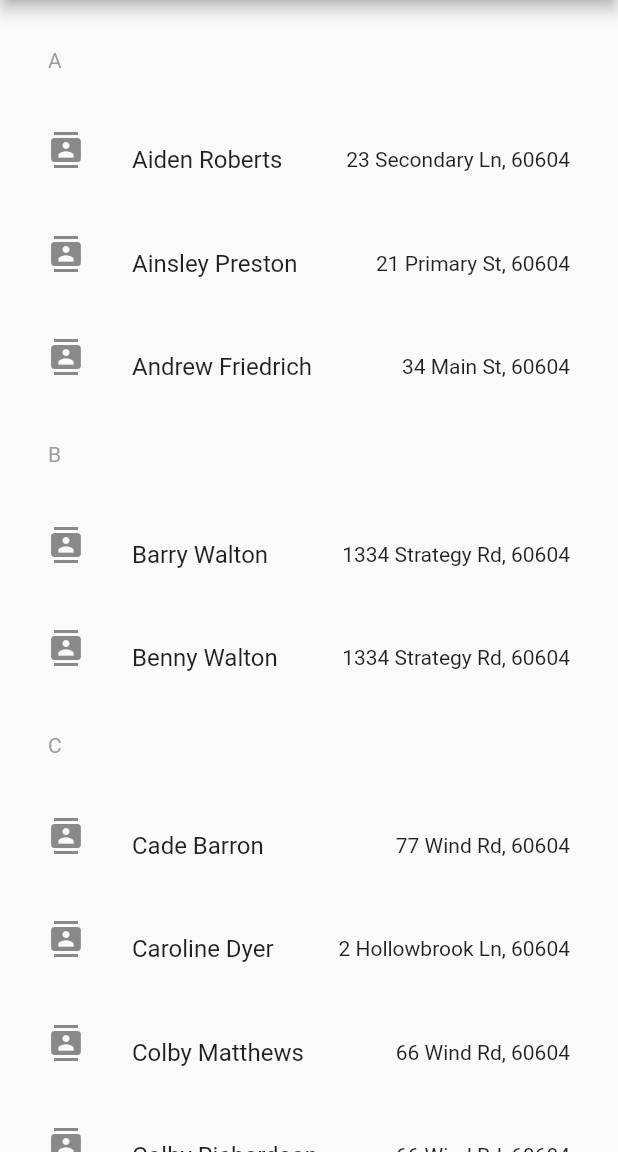
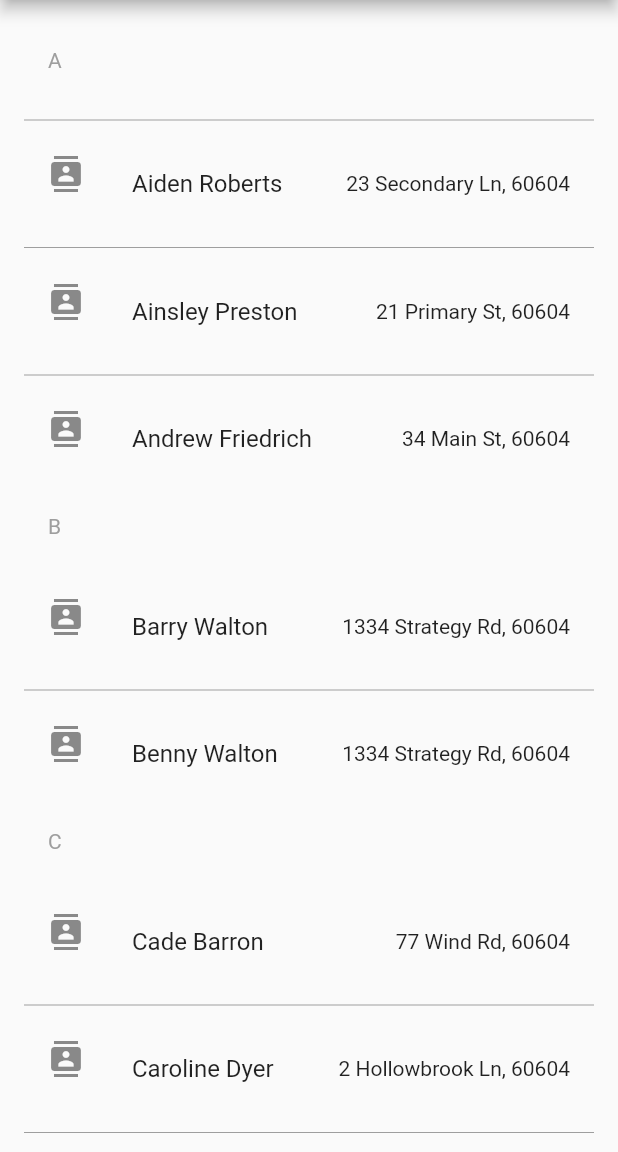
Before and after one commit to Joseph-Supples/flutterproj, a Flutter app: the screen it shows after launch, on a phone screen of 412 x 824 dp, the part 84-1236 px from its top. Run offline on Flutter 3.47's test engine with Material 2 defaults, Android fonts, the phone set to English and light mode, and no system bars.

Commit message:
Modified ItemBuilder to dynamically generate letter dividers

```diff
--- a/lib/main.dart
+++ b/lib/main.dart
@@ -85,36 +85,41 @@ class ContactList extends StatefulWidget {
 
 class _ContactListState extends State<ContactList> {
   var realindex = 0;
+  var lastChar = contacts[0].first_name[0];
   @override
   Widget build(BuildContext context) {
     return ListView.builder(
-      //itemCount accounts for dividers
-      itemCount: contacts.length+3,
+      //itemCount accounts for dividers and prevents going past range.
+      //Num
+      itemCount: contacts.length*2+3,
       padding: const EdgeInsets.all(16.0),
       itemBuilder: (context, index) {
-        if(index==0) {
-          realindex=0;
-          return ListTile(leading: Text('A'), textColor: Colors.grey);
+          if(realindex<contacts.length-1) {
+            if(index == 0)
+            {
+              return ListTile(leading: Text(lastChar), textColor: Colors.grey);
             }
-        if(index==4)
-        {
-            realindex=3;
-            return ListTile(leading: Text('B'), textColor: Colors.grey);
+            if (contacts[realindex + 1].first_name[0] != lastChar) {
+              lastChar = contacts[realindex + 1].first_name[0];
+              return ListTile(leading: Text(lastChar), textColor: Colors.grey);
             }
-        if(index==7)
-        {
-            realindex=5;
-            return ListTile(leading: Text('C'), textColor: Colors.grey);
-        }
-        realindex++;
+            if (index.isOdd) return const Divider(color: Colors.grey);
+            realindex = (index ~/ 2) - 1;
+
+
             return ListTile(
               leading: Icon(Icons.contacts),
-          trailing: Text(contacts[realindex-1].address),
+              trailing: Text(contacts[realindex].address),
               minVerticalPadding: 25,
               title: Text(
-            contacts[realindex-1].first_name+" "+contacts[realindex-1].last_name
+                  contacts[realindex].first_name + " " +
+                      contacts[realindex].last_name
               ),
             );
+          }
+          else{
+            return Divider();
+          }
       },
     );
   }
```
Lines whose indentation alone changed are shown as unchanged.
